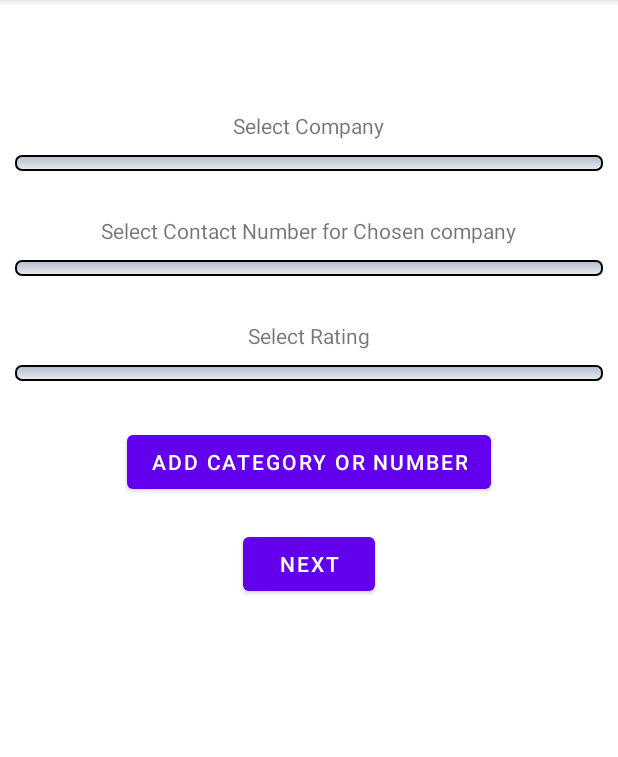
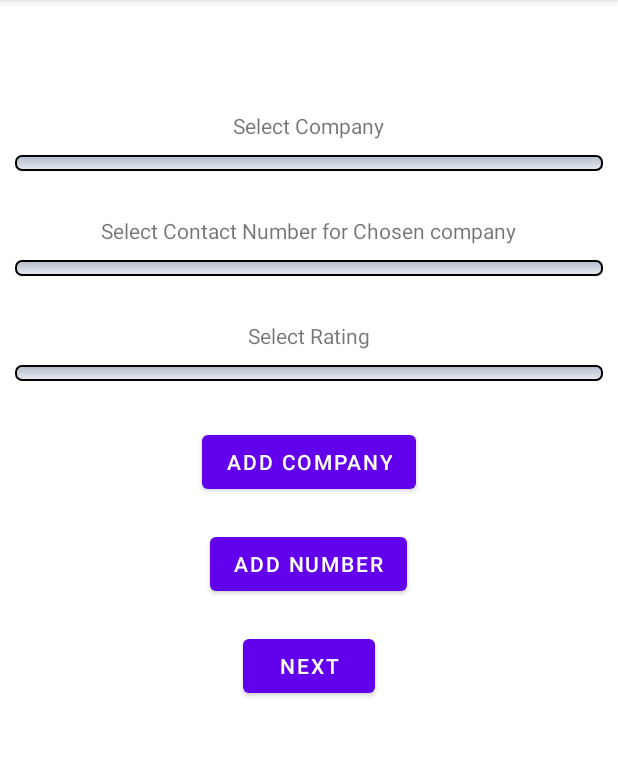
Before and after one commit to bleezebub/BillCategorisation, an Android app: the SecondScreen screen opened directly, with no data from a screen before it, on a phone screen of 412 x 824 dp, the part 84-841 px from its top. Run offline under Robolectric (Android 15) with nearby library versions, the phone set to English and light mode, and no system bars; 2 statements that could not run were skipped.

Commit message:
fourth commit

```diff
--- a/app/src/main/AndroidManifest.xml
+++ b/app/src/main/AndroidManifest.xml
@@ -9,7 +9,8 @@
         android:roundIcon="@mipmap/ic_launcher_round"
         android:supportsRtl="true"
         android:theme="@style/Theme.BillSorting">
-        <activity android:name=".SecondScreen"></activity>
+        <activity android:name=".AddCompany"></activity>
+        <activity android:name=".SecondScreen" />
         <activity android:name=".AddCategory" />
         <activity android:name=".MainActivity">
             <intent-filter>
--- a/app/src/main/res/layout/activity_second_screen.xml
+++ b/app/src/main/res/layout/activity_second_screen.xml
@@ -70,14 +70,23 @@
         android:textSize="30sp"
         android:layout_marginTop="20sp"/>
     <Button
-        android:id="@+id/add_new_category"
+        android:id="@+id/add_new_company"
         android:layout_width="wrap_content"
         android:layout_height="wrap_content"
         android:layout_gravity="center"
         android:layout_marginTop="20sp"
-        android:text="Add Category or Number"
+        android:text="Add Company"
+        android:onClick="addCompany"
         />
 
+    <Button
+        android:id="@+id/add_new_number"
+        android:layout_width="wrap_content"
+        android:layout_height="wrap_content"
+        android:layout_gravity="center"
+        android:layout_marginTop="20sp"
+        android:text="Add Number"
+        />
     <Button
         android:id="@+id/final_page"
         android:layout_width="wrap_content"
```
Also changed, not shown: app/src/main/java/com/example/billsorting/AddCompany.kt (added, +28 -0 lines), app/src/main/java/com/example/billsorting/SecondScreen.kt (+7 -0 lines), app/src/main/res/layout/activity_add_company.xml (added, +36 -0 lines).
